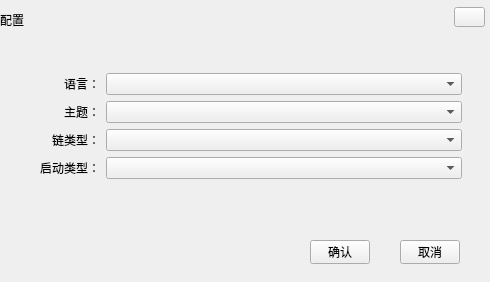
Above: ChainIDE/popwidget/ConfigWidget.ui from HcashOrg/HX-IDE before the change. Below: the same form after it.
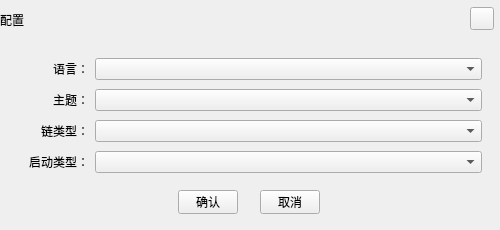
That is the form after the change.

```diff
--- a/ChainIDE/popwidget/ConfigWidget.ui
+++ b/ChainIDE/popwidget/ConfigWidget.ui
@@ -6,8 +6,8 @@
    <rect>
     <x>0</x>
     <y>0</y>
-    <width>490</width>
-    <height>282</height>
+    <width>500</width>
+    <height>230</height>
    </rect>
   </property>
   <property name="windowTitle">
@@ -18,7 +18,7 @@
     <rect>
      <x>0</x>
      <y>0</y>
-     <width>490</width>
+     <width>500</width>
      <height>40</height>
     </rect>
    </property>
@@ -29,10 +29,10 @@
   <widget class="QToolButton" name="closeBtn">
    <property name="geometry">
     <rect>
-     <x>454</x>
+     <x>470</x>
      <y>7</y>
-     <width>31</width>
-     <height>20</height>
+     <width>24</width>
+     <height>23</height>
     </rect>
    </property>
    <property name="cursor">
@@ -45,8 +45,8 @@
   <widget class="QToolButton" name="okBtn">
    <property name="geometry">
     <rect>
-     <x>310</x>
-     <y>240</y>
+     <x>178</x>
+     <y>190</y>
      <width>60</width>
      <height>24</height>
     </rect>
@@ -61,8 +61,8 @@
   <widget class="QToolButton" name="cancelBtn">
    <property name="geometry">
     <rect>
-     <x>400</x>
-     <y>240</y>
+     <x>260</x>
+     <y>190</y>
      <width>60</width>
      <height>24</height>
     </rect>
@@ -78,12 +78,12 @@
    <property name="geometry">
     <rect>
      <x>11</x>
-     <y>73</y>
-     <width>451</width>
-     <height>108</height>
+     <y>55</y>
+     <width>471</width>
+     <height>121</height>
     </rect>
    </property>
-   <layout class="QGridLayout" name="gridLayout" columnstretch="1,4">
+   <layout class="QGridLayout" name="gridLayout" columnstretch="1,5">
     <item row="0" column="0">
      <widget class="QLabel" name="label">
       <property name="text">
```
